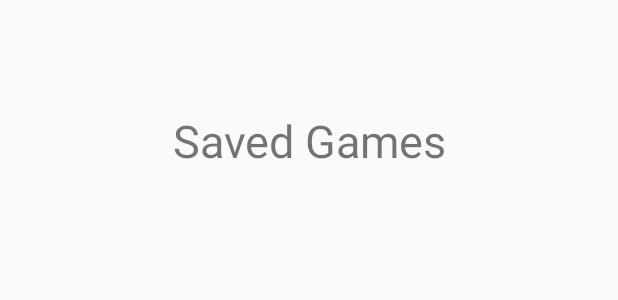
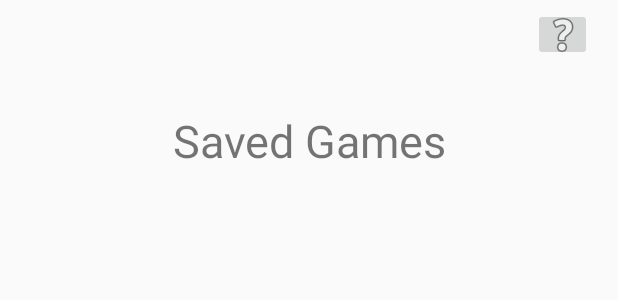
Before and after one commit to KarimnM/Golf-App, an Android app: the layout new_game.xml on its own in the app's theme, with its tools: preview values and no code run, on a phone screen of 412 x 824 dp. Shown: the top 300 px of the screen. Run offline under Robolectric (Android 15) with nearby library versions, the phone set to English and light mode, and no system bars.

Commit message:
Added the rest of the pages Added unfinished buttons and copyright to game_setup.xml Added somethings to Saved game page

```diff
--- a/app/src/main/res/layout/new_game.xml
+++ b/app/src/main/res/layout/new_game.xml
@@ -2,6 +2,7 @@
 <androidx.constraintlayout.widget.ConstraintLayout
     xmlns:android="http://schemas.android.com/apk/res/android"
     xmlns:app="http://schemas.android.com/apk/res-auto"
+    xmlns:tools="http://schemas.android.com/tools"
     android:layout_width="match_parent"
     android:layout_height="match_parent">
 
@@ -19,4 +20,16 @@
         app:layout_constraintTop_toTopOf="parent"
         app:layout_constraintVertical_bias="0.098" />
 
+    <ImageButton
+        android:id="@+id/helpImageButton"
+        android:layout_width="39dp"
+        android:layout_height="35dp"
+        app:layout_constraintBottom_toBottomOf="parent"
+        app:layout_constraintEnd_toEndOf="parent"
+        app:layout_constraintHorizontal_bias="0.954"
+        app:layout_constraintStart_toStartOf="parent"
+        app:layout_constraintTop_toTopOf="parent"
+        app:layout_constraintVertical_bias="0.007"
+        app:srcCompat="@android:drawable/ic_menu_help" />
+
 </androidx.constraintlayout.widget.ConstraintLayout>
```
